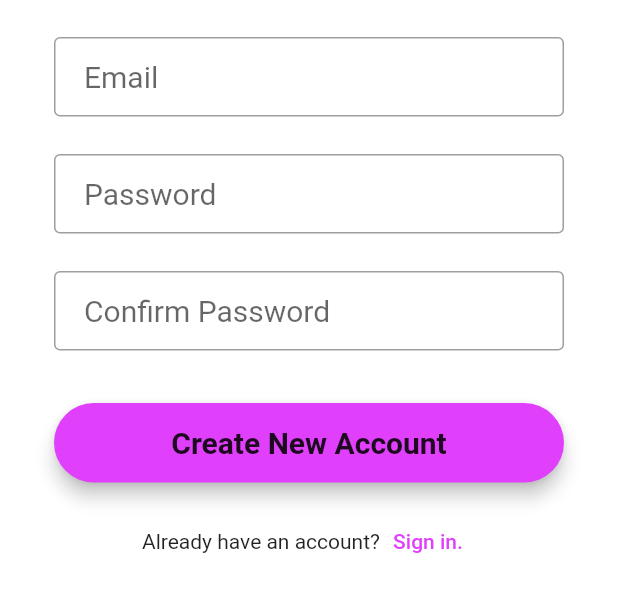
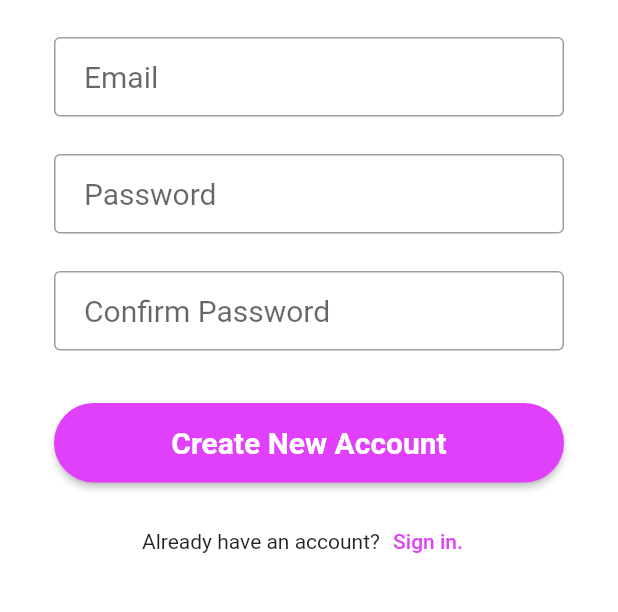
Before and after one commit to nhatduynguyenbbv/expense_notes, a Flutter app: the SignIn screen opened by its route, after a tap on "Login", after a tap on "Create One!", on a phone screen of 412 x 824 dp, the part 488-1100 px from its top. Run offline on Flutter 3.47's test engine with Material 2 defaults, Android fonts, the phone set to English and light mode, and no system bars; our stand-ins replace firebase_auth, firebase_core, firebase_database, fl_chart, shared_preferences; accounts and stored records are empty; network calls fail.

Commit message:
Fix: issues

```diff
--- a/lib/src/app.dart
+++ b/lib/src/app.dart
@@ -38,6 +38,9 @@ class MyApp extends StatelessWidget {
               themeMode: model.mode,
               theme: AppThemeData.lightTheme,
               darkTheme: AppThemeData.darkTheme,
+              initialRoute: AuthService().currentUser != null
+                  ? SignIn.routeName
+                  : Home.routeName,
               routes: {
                 Home.routeName: (context) => const Home(),
                 Settings.routeName: (context) => const Settings(),
--- a/lib/src/screens/sign_in.dart
+++ b/lib/src/screens/sign_in.dart
@@ -23,6 +23,8 @@ class _SignInState extends State<SignIn> {
 
   String? _emailErrorMsg;
   String? _passwordErrorMsg;
+
+  bool isLoading = false;
 
   @override
   void dispose() {
@@ -55,27 +57,36 @@ class _SignInState extends State<SignIn> {
         border: OutlineInputBorder(
           borderRadius: BorderRadius.circular(5),
         ),
-          errorText: _passwordErrorMsg),
+        errorText: _passwordErrorMsg,
+      ),
       controller: passwordController,
       obscureText: true,
       validator: (value) => _validateRequired(value),
     );
 
-    final loginButton = Material(
-      elevation: 5.0,
-      borderRadius: BorderRadius.circular(30.0),
-      color: Theme.of(context).primaryColor,
-      child: MaterialButton(
-        minWidth: MediaQuery.of(context).size.width,
+    final loginButton = ElevatedButton(
+      style: ElevatedButton.styleFrom(
+          shape: const StadiumBorder(),
           padding: const EdgeInsets.fromLTRB(20.0, 15.0, 20.0, 15.0),
+          minimumSize: Size(MediaQuery.of(context).size.width, 40)),
       onPressed: () async {
+        if (isLoading) {
+          return;
+        }
+
         if (_formKey.currentState!.validate()) {
           setState(() {
             _emailErrorMsg = null;
             _passwordErrorMsg = null;
+            isLoading = true;
           });
+
           var result = await AuthService()
               .signIn(emailController.text, passwordController.text);
+
+          setState(() {
+            isLoading = false;
+          });
 
           if (result == null) {
             Navigator.pushReplacementNamed(context, Home.routeName);
@@ -94,11 +105,28 @@ class _SignInState extends State<SignIn> {
           }
         }
       },
-        child: const Text(
+      child: !isLoading
+          ? const Text(
               "Login",
               textAlign: TextAlign.center,
-          style: TextStyle(fontSize: 20.0, fontWeight: FontWeight.bold),
-        ),
+              style: TextStyle(
+                  fontSize: 20.0,
+                  fontWeight: FontWeight.bold,
+                  color: Colors.white),
+            )
+          : Row(
+              mainAxisAlignment: MainAxisAlignment.center,
+              children: const [
+                CircularProgressIndicator(color: Colors.white),
+                SizedBox(width: 24),
+                Text(
+                  'Please wait...',
+                  style: TextStyle(
+                      fontSize: 20.0,
+                      fontWeight: FontWeight.bold,
+                      color: Colors.white),
+                )
+              ],
             ),
     );
 
@@ -120,8 +148,6 @@ class _SignInState extends State<SignIn> {
     return Scaffold(
       body: Center(
         child: SingleChildScrollView(
-          child: Container(
-            color: Colors.white,
           child: Padding(
             padding: const EdgeInsets.all(36.0),
             child: Form(
@@ -155,7 +181,6 @@ class _SignInState extends State<SignIn> {
           ),
         ),
       ),
-      ),
     );
   }
 
--- a/lib/src/screens/sign_up.dart
+++ b/lib/src/screens/sign_up.dart
@@ -23,6 +23,8 @@ class _SignUpState extends State<SignUp> {
   String? _emailErrorMsg;
   String? _passwordErrorMsg;
   String? _confirmPasswordErrorMsg;
+
+  bool isLoading = false;
 
   @override
   void dispose() {
@@ -76,21 +78,28 @@ class _SignUpState extends State<SignUp> {
       validator: (value) => _validateConfirmPassword(value),
     );
 
-    final signUpButton = Material(
-      elevation: 5.0,
-      borderRadius: BorderRadius.circular(30.0),
-      color: Theme.of(context).primaryColor,
-      child: MaterialButton(
-        minWidth: MediaQuery.of(context).size.width,
+    final signUpButton = ElevatedButton(
+      style: ElevatedButton.styleFrom(
+          shape: const StadiumBorder(),
           padding: const EdgeInsets.fromLTRB(20.0, 15.0, 20.0, 15.0),
+          minimumSize: Size(MediaQuery.of(context).size.width, 40)),
       onPressed: () async {
+        if (isLoading) {
+          return;
+        }
+
         if (_formKey.currentState!.validate()) {
           setState(() {
             _emailErrorMsg = null;
             _passwordErrorMsg = null;
+            isLoading = true;
           });
           var result = await AuthService().registerNewAccount(
               emailController.text, passwordController.text);
+
+          setState(() {
+            isLoading = false;
+          });
 
           if (result == null) {
             ScaffoldMessenger.of(context).showSnackBar(const SnackBar(
@@ -113,11 +122,28 @@ class _SignUpState extends State<SignUp> {
           }
         }
       },
-        child: const Text(
+      child: !isLoading
+          ? const Text(
               "Create New Account",
               textAlign: TextAlign.center,
-          style: TextStyle(fontSize: 20.0, fontWeight: FontWeight.bold),
-        ),
+              style: TextStyle(
+                  fontSize: 20.0,
+                  fontWeight: FontWeight.bold,
+                  color: Colors.white),
+            )
+          : Row(
+              mainAxisAlignment: MainAxisAlignment.center,
+              children: const [
+                CircularProgressIndicator(color: Colors.white),
+                SizedBox(width: 24),
+                Text(
+                  'Please wait...',
+                  style: TextStyle(
+                      fontSize: 20.0,
+                      fontWeight: FontWeight.bold,
+                      color: Colors.white),
+                )
+              ],
             ),
     );
 
@@ -142,8 +168,6 @@ class _SignUpState extends State<SignUp> {
       ),
       body: Center(
         child: SingleChildScrollView(
-          child: Container(
-            color: Colors.white,
           child: Padding(
             padding: const EdgeInsets.all(36.0),
             child: Form(
@@ -179,7 +203,6 @@ class _SignUpState extends State<SignUp> {
           ),
         ),
       ),
-      ),
     );
   }
 
--- a/lib/src/widgets/drawer/app_drawer.dart
+++ b/lib/src/widgets/drawer/app_drawer.dart
@@ -11,18 +11,18 @@ class AppDrawer extends StatelessWidget {
     final currentUser = AuthService().currentUser;
 
     return Drawer(
-      child: ListView(padding: EdgeInsets.zero, children: [
-        SizedBox(
-          height: 120,
-          child: DrawerHeader(
+      child: Column(
+        mainAxisAlignment: MainAxisAlignment.start,
+        mainAxisSize: MainAxisSize.min,
+        children: [
+          DrawerHeader(
             decoration: BoxDecoration(
               color: Theme.of(context).primaryColor,
             ),
             child: Center(
               child: Text(
-                'Hello ${currentUser?.email}',
+                'Hello, ${currentUser?.email}',
                 style: const TextStyle(fontSize: 20, color: Colors.white),
-              ),
               ),
             ),
           ),
@@ -49,7 +49,8 @@ class AppDrawer extends StatelessWidget {
               Navigator.pushReplacementNamed(context, Settings.routeName);
             },
           ),
-      ]),
+        ],
+      ),
     );
   }
 }
```
Lines whose indentation alone changed are shown as unchanged.
